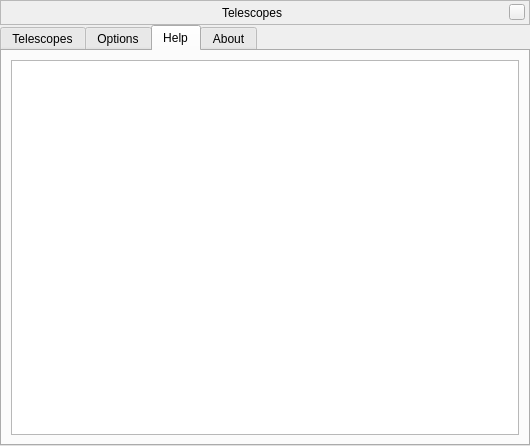
The window that stellarium/plugins/TelescopeControl/src/gui/telescopeDialog.ui (gcalderone/PlanetC) describes before a commit, drawn with Qt 5.
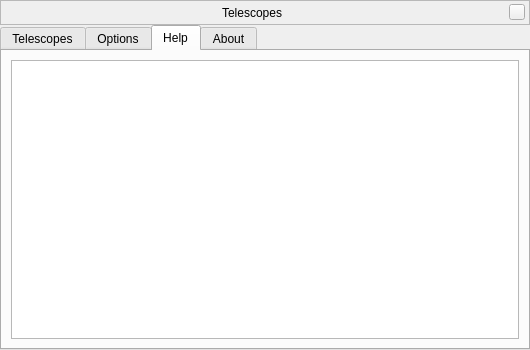
The same window after the commit. The open tabs and pages were chosen to show the change. Custom widgets are drawn as their Qt base class.

Diff of the .ui file:
```diff
--- a/stellarium/plugins/TelescopeControl/src/gui/telescopeDialog.ui
+++ b/stellarium/plugins/TelescopeControl/src/gui/telescopeDialog.ui
@@ -7,7 +7,7 @@
     <x>0</x>
     <y>0</y>
     <width>530</width>
-    <height>446</height>
+    <height>350</height>
    </rect>
   </property>
   <property name="sizePolicy">
@@ -19,7 +19,7 @@
   <property name="minimumSize">
    <size>
     <width>530</width>
-    <height>400</height>
+    <height>350</height>
    </size>
   </property>
   <property name="maximumSize">
@@ -153,11 +153,17 @@
    <item>
     <widget class="QTabWidget" name="tabs">
      <property name="sizePolicy">
-      <sizepolicy hsizetype="Preferred" vsizetype="Preferred">
+      <sizepolicy hsizetype="Preferred" vsizetype="Minimum">
        <horstretch>0</horstretch>
        <verstretch>0</verstretch>
       </sizepolicy>
      </property>
+     <property name="minimumSize">
+      <size>
+       <width>0</width>
+       <height>10</height>
+      </size>
+     </property>
      <property name="currentIndex">
       <number>0</number>
      </property>
@@ -641,12 +647,30 @@
       </layout>
      </widget>
      <widget class="QWidget" name="tabHelp">
+      <property name="sizePolicy">
+       <sizepolicy hsizetype="Expanding" vsizetype="MinimumExpanding">
+        <horstretch>0</horstretch>
+        <verstretch>0</verstretch>
+       </sizepolicy>
+      </property>
+      <property name="minimumSize">
+       <size>
+        <width>0</width>
+        <height>10</height>
+       </size>
+      </property>
       <attribute name="title">
        <string>Help</string>
       </attribute>
       <layout class="QVBoxLayout" name="verticalLayoutHelp">
        <item>
         <widget class="QTextBrowser" name="textBrowserHelp">
+         <property name="minimumSize">
+          <size>
+           <width>0</width>
+           <height>10</height>
+          </size>
+         </property>
          <property name="openExternalLinks">
           <bool>true</bool>
          </property>
```
Left out of the diff: 14 changed lines with no effect on the pictures.
